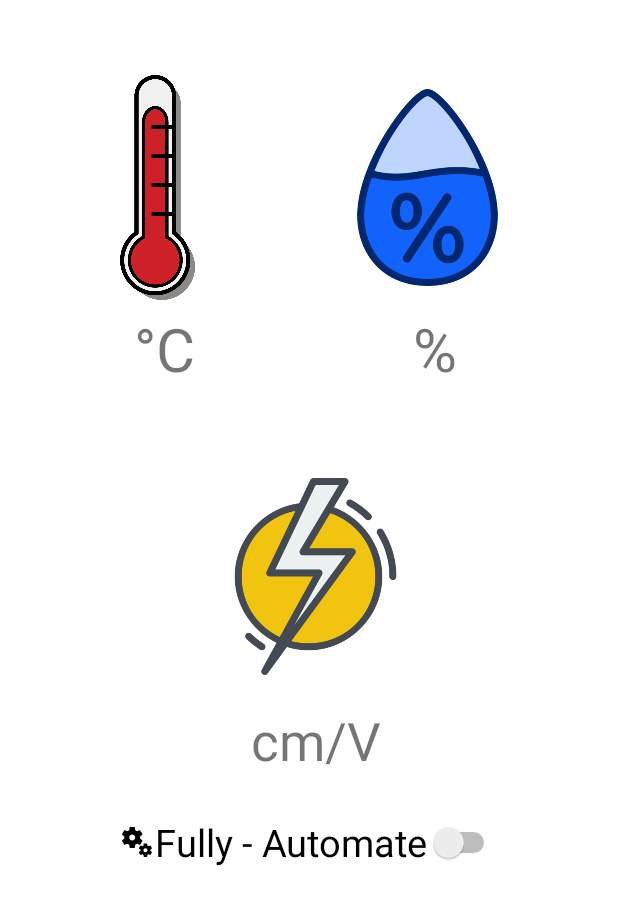
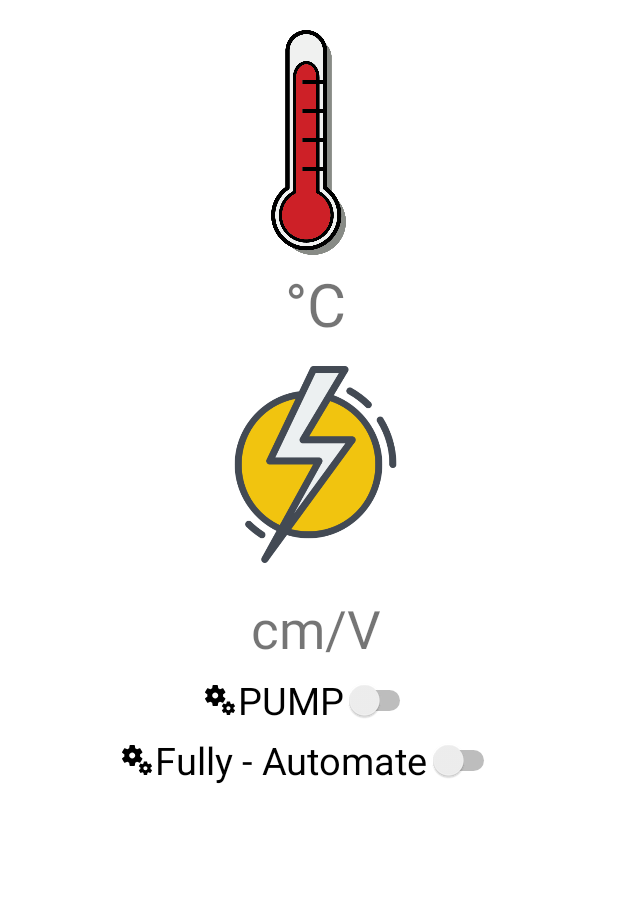
Before and after one commit to AsyrafSalmi/myCropSeller, an Android app: the fragment farm_monitor shown on its own in the app's theme, on a phone screen of 412 x 824 dp. Shown: the top 905 px of the screen. Run offline under Robolectric (Android 15) with nearby library versions, the phone set to English and light mode, and no system bars; our stand-ins replace Firebase (no records; nobody signed in at launch, a user with empty details on screens opened directly); 2 statements that could not run were skipped.

Commit message:
delete the humidity part add pump switch

```diff
--- a/app/src/main/java/com/example/mycropseller/farm_monitor.java
+++ b/app/src/main/java/com/example/mycropseller/farm_monitor.java
@@ -30,7 +30,7 @@ public class farm_monitor extends Fragment {
 
     private TextView tempValue, humpValue,EcValue;
     FirebaseDatabase database;
-    Switch autoSwitch;
+    Switch autoSwitch,pumpSwitch;
 
 
     public farm_monitor() {
@@ -43,9 +43,10 @@ public class farm_monitor extends Fragment {
 
         database = FirebaseDatabase.getInstance();
         tempValue = root.findViewById(R.id.monitor_temp_value);
-        humpValue = root.findViewById(R.id.monitor_hump_value);
+       // humpValue = root.findViewById(R.id.monitor_hump_value);
         EcValue = root.findViewById(R.id.monitor_EC_value);
         autoSwitch = root.findViewById(R.id.farm_AutoSwitch);
+        pumpSwitch = root.findViewById(R.id.farm_pumpSwitch);
 
         autoSwitch.setTextOn("On");
         autoSwitch.setTextOff("Off");
@@ -64,19 +65,19 @@ public class farm_monitor extends Fragment {
 
         });
 
-        database.getReference().child("Humidity").addValueEventListener(new ValueEventListener() {
-            @Override
-            public void onDataChange(@NonNull DataSnapshot snapshot) {
-                String Humpvalue = snapshot.getValue().toString();
-                humpValue.setText(Humpvalue);
-            }
-
-            @Override
-            public void onCancelled(@NonNull DatabaseError error) {
-
-            }
-
-        });
+//        database.getReference().child("Humidity").addValueEventListener(new ValueEventListener() {
+//            @Override
+//            public void onDataChange(@NonNull DataSnapshot snapshot) {
+//                String Humpvalue = snapshot.getValue().toString();
+//                humpValue.setText(Humpvalue);
+//            }
+//
+//            @Override
+//            public void onCancelled(@NonNull DatabaseError error) {
+//
+//            }
+//
+//        });
 
         database.getReference().child("ECcurrent").addValueEventListener(new ValueEventListener() {
             @Override
@@ -110,6 +111,22 @@ public class farm_monitor extends Fragment {
             }
         });
 
+        pumpSwitch.setOnClickListener(new View.OnClickListener() {
+            @Override
+            public void onClick(View v) {
+                if(pumpSwitch.isChecked())
+                {
+                    database.child("Pump").setValue(1);
+                    Toast.makeText(getContext(),"Pump is turn on",Toast.LENGTH_LONG).show();
+
+                }else
+                {
+                    database.child("Pump").setValue(0);
+                    Toast.makeText(getContext(),"Pump is turn off",Toast.LENGTH_LONG).show();
+                }
+            }
+        });
+
         return root;
 
     }
--- a/app/src/main/res/layout/fragment_farm_monitor.xml
+++ b/app/src/main/res/layout/fragment_farm_monitor.xml
@@ -18,6 +18,7 @@
             android:layout_width="match_parent"
             android:layout_height="wrap_content"
             android:orientation="horizontal"
+            android:gravity="center"
             app:layout_constraintEnd_toEndOf="parent"
             app:layout_constraintStart_toStartOf="parent"
             app:layout_constraintTop_toTopOf="parent">
@@ -27,14 +28,13 @@
             <LinearLayout
                 android:layout_width="wrap_content"
                 android:layout_height="wrap_content"
-                android:layout_marginStart="30dp"
                 android:orientation="vertical">
 
                 <ImageView
                     android:id="@+id/monitor_thermometer"
                     android:layout_width="150dp"
                     android:layout_height="150dp"
-                    android:layout_marginTop="50dp"
+                    android:layout_marginTop="20dp"
                     android:layout_marginBottom="5dp"
                     android:src="@drawable/thermometer" />
 
@@ -62,48 +62,7 @@
             </LinearLayout>
 
             <!-- Temperature end  -->
-            <!-- Humidity start  -->
-            <LinearLayout
-                android:layout_width="wrap_content"
-                android:layout_height="wrap_content"
-                android:layout_marginStart="30dp"
-                android:orientation="vertical">
 
-                <ImageView
-                    android:id="@+id/monitor_humidity"
-                    android:layout_width="150dp"
-                    android:layout_height="150dp"
-                    android:layout_marginTop="50dp"
-                    android:layout_marginBottom="5dp"
-                    android:src="@drawable/humidity" />
-
-                <LinearLayout
-                    android:id="@+id/monitor_humid_layout"
-                    android:layout_width="wrap_content"
-                    android:layout_height="wrap_content"
-                    android:layout_gravity="center"
-                    android:orientation="horizontal"
-                    app:layout_constraintEnd_toEndOf="parent"
-                    app:layout_constraintStart_toStartOf="parent"
-                    app:layout_constraintTop_toBottomOf="@id/monitor_humidity">
-
-                    <TextView
-                        android:id="@+id/monitor_hump_value"
-                        android:layout_width="wrap_content"
-                        android:layout_height="wrap_content"
-                        android:text="40"
-                        android:textSize="40sp" />
-
-                    <TextView
-                        android:layout_width="wrap_content"
-                        android:layout_height="wrap_content"
-                        android:layout_marginStart="10dp"
-                        android:text="%"
-                        android:textSize="40sp" />
-                </LinearLayout>
-
-            </LinearLayout>
-            <!-- Humidity end  -->
 
         </LinearLayout>
         <!-- Linear 1 end -->
@@ -132,7 +91,7 @@
                     android:id="@+id/monitor_ECcurrent"
                     android:layout_width="150dp"
                     android:layout_height="150dp"
-                    android:layout_marginTop="50dp"
+                    android:layout_marginTop="5dp"
                     android:layout_marginBottom="5dp"
                     android:src="@drawable/eccurrent" />
 
@@ -165,19 +124,30 @@
         </LinearLayout>
         <!-- Linear 2 end -->
 
-
+        <Switch
+            android:id="@+id/farm_pumpSwitch"
+            android:layout_width="wrap_content"
+            android:layout_height="wrap_content"
+            android:layout_marginTop="5dp"
+            android:checked="false"
+            android:drawableStart="@drawable/ic_baseline_miscellaneous_services_24"
+            android:text="PUMP"
+            android:textSize="25sp"
+            app:layout_constraintEnd_toEndOf="parent"
+            app:layout_constraintStart_toStartOf="parent"
+            app:layout_constraintTop_toBottomOf="@id/monitor_2_linearlayout" />
         <Switch
             android:id="@+id/farm_AutoSwitch"
             android:layout_width="wrap_content"
             android:layout_height="wrap_content"
-            android:layout_marginTop="25dp"
+            android:layout_marginTop="5dp"
             android:checked="false"
             android:drawableStart="@drawable/ic_baseline_miscellaneous_services_24"
             android:text="Fully - Automate"
             android:textSize="25sp"
             app:layout_constraintEnd_toEndOf="parent"
             app:layout_constraintStart_toStartOf="parent"
-            app:layout_constraintTop_toBottomOf="@id/monitor_2_linearlayout" />
+            app:layout_constraintTop_toBottomOf="@id/farm_pumpSwitch" />
 
 
     </androidx.constraintlayout.widget.ConstraintLayout>
```
